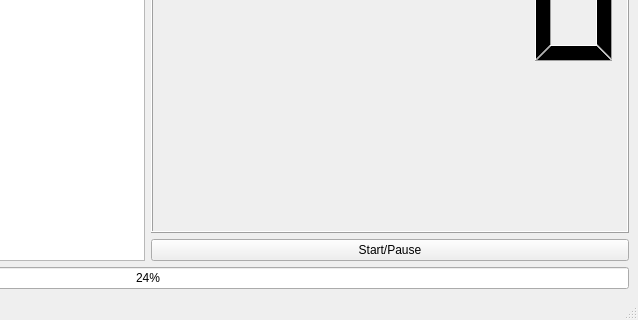
This is ui/mainWindow.ui in darthjeditt/study-assistant as Qt 5 draws it before an edit; both pictures show x 342 to 980 and y 338 to 658 of the 980 by 658 pixel window. The edited form follows.
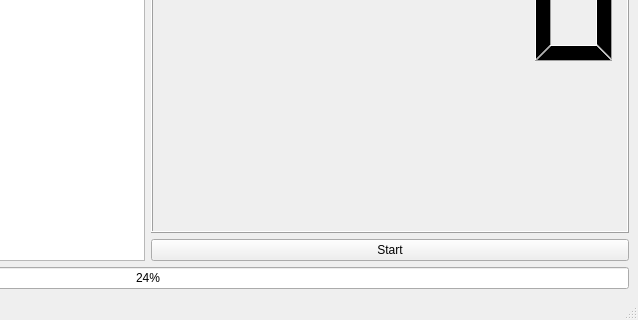
This is the edited form.

Commit message: added proper timer display, made a proper start and stop.

Patch:
```diff
--- a/ui/mainWindow.ui
+++ b/ui/mainWindow.ui
@@ -88,7 +88,7 @@
         <item>
          <widget class="QPushButton" name="startBtn">
           <property name="text">
-           <string>Start/Pause</string>
+           <string>Start</string>
           </property>
          </widget>
         </item>
```
Left out of the diff: 3 changed lines with no effect on the pictures. The commit also changes 2 other files.
